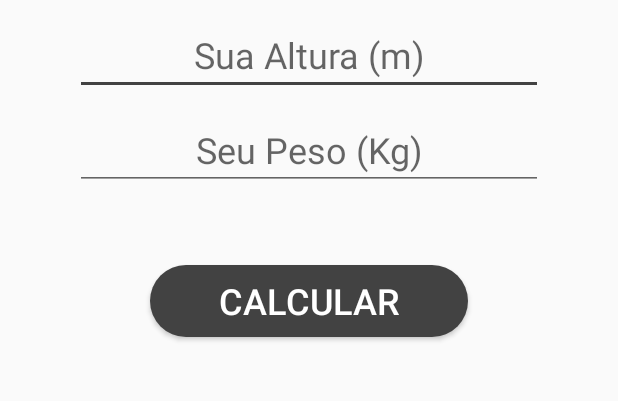
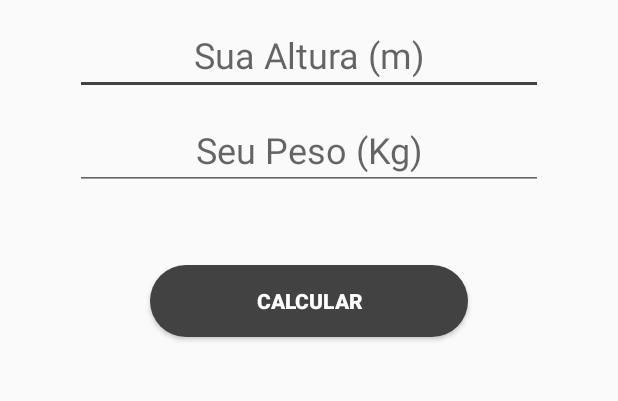
Before and after one commit to lecs01/IMCSincero, an Android app: the screen it shows after launch (MainActivity), on a phone screen of 412 x 824 dp, the part 517-918 px from its top. Run offline under Robolectric (Android 15) with nearby library versions, the phone set to English and light mode, and no system bars; Roboto replaces fonts that are not available here.

Commit message:
alteracao 2 para tarefa PAM task 05

```diff
--- a/app/src/main/res/layout/activity_main.xml
+++ b/app/src/main/res/layout/activity_main.xml
@@ -62,7 +62,9 @@
         android:layout_marginRight="100dp"
         android:background="@drawable/button"
         android:text="Calcular"
+        android:textAllCaps="true"
         android:textColor="@color/colorPrimaryText"
-        android:textSize="24sp" />
+        android:textSize="14sp"
+        android:textStyle="bold" />
 
 </LinearLayout>
--- a/app/src/main/res/layout/imc_resultado.xml
+++ b/app/src/main/res/layout/imc_resultado.xml
@@ -57,8 +57,10 @@
         android:onClick="voltar"
         android:text="Voltar"
         android:textAlignment="center"
+        android:textAllCaps="true"
         android:textColor="@color/colorPrimaryText"
-        android:textSize="18sp"
+        android:textSize="14sp"
+        android:textStyle="bold"
         app:layout_constraintBottom_toBottomOf="parent"
         app:layout_constraintEnd_toEndOf="parent"
         app:layout_constraintStart_toStartOf="parent"
```
